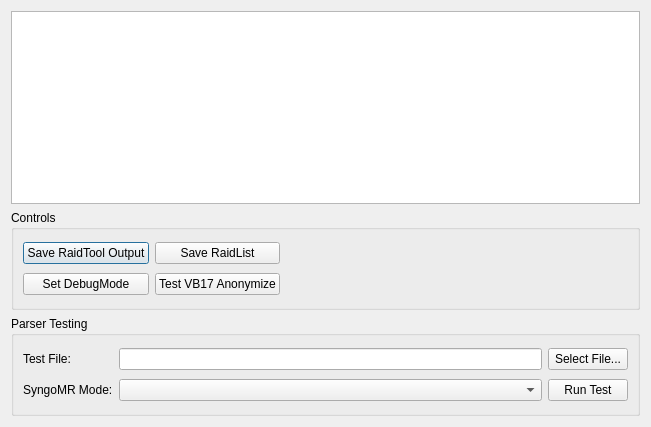
First picture: the form in Client/rds_debugwindow.ui, repository WillForan/yarraclient, before the edit.
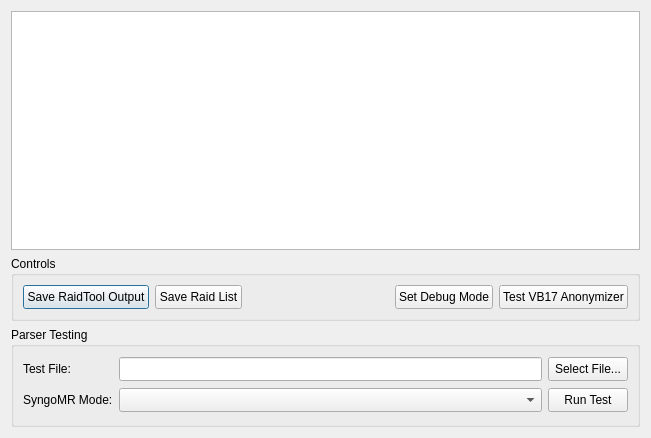
Second picture: the form after the edit.

Commit message: Started support for XA20. Revised Debug Dialog.

```diff
--- a/Client/rds_debugwindow.ui
+++ b/Client/rds_debugwindow.ui
@@ -7,7 +7,7 @@
     <x>0</x>
     <y>0</y>
     <width>651</width>
-    <height>427</height>
+    <height>438</height>
    </rect>
   </property>
   <property name="windowTitle">
@@ -35,35 +35,40 @@
      <property name="minimumSize">
       <size>
        <width>0</width>
-       <height>100</height>
+       <height>0</height>
       </size>
      </property>
      <property name="title">
       <string>Controls</string>
      </property>
-     <layout class="QGridLayout" name="gridLayout">
-      <item row="0" column="0">
-       <widget class="QPushButton" name="pushButton_3">
+     <layout class="QHBoxLayout" name="horizontalLayout">
+      <item>
+       <widget class="QPushButton" name="saveRaidOutputButton">
+        <property name="minimumSize">
+         <size>
+          <width>0</width>
+          <height>24</height>
+         </size>
+        </property>
         <property name="text">
          <string>Save RaidTool Output</string>
         </property>
        </widget>
       </item>
-      <item row="0" column="1">
-       <widget class="QPushButton" name="pushButton">
-        <property name="text">
-         <string>Save RaidList</string>
+      <item>
+       <widget class="QPushButton" name="saveRaidListButton">
+        <property name="minimumSize">
+         <size>
+          <width>0</width>
+          <height>24</height>
+         </size>
         </property>
-       </widget>
-      </item>
-      <item row="1" column="0">
-       <widget class="QPushButton" name="pushButton_2">
         <property name="text">
-         <string>Set DebugMode</string>
+         <string>Save Raid List</string>
         </property>
        </widget>
       </item>
-      <item row="0" column="2" rowspan="2">
+      <item>
        <spacer name="horizontalSpacer">
         <property name="orientation">
          <enum>Qt::Horizontal</enum>
@@ -76,10 +81,29 @@
         </property>
        </spacer>
       </item>
-      <item row="1" column="1">
-       <widget class="QPushButton" name="pushButton_4">
+      <item>
+       <widget class="QPushButton" name="setDebugButton">
+        <property name="minimumSize">
+         <size>
+          <width>0</width>
+          <height>24</height>
+         </size>
+        </property>
         <property name="text">
-         <string>Test VB17 Anonymize</string>
+         <string>Set Debug Mode</string>
+        </property>
+       </widget>
+      </item>
+      <item>
+       <widget class="QPushButton" name="testAnonymizerButton">
+        <property name="minimumSize">
+         <size>
+          <width>0</width>
+          <height>24</height>
+         </size>
+        </property>
+        <property name="text">
+         <string>Test VB17 Anonymizer</string>
         </property>
        </widget>
       </item>
@@ -100,6 +124,12 @@
      <layout class="QGridLayout" name="gridLayout_2">
       <item row="0" column="0">
        <widget class="QLabel" name="label">
+        <property name="minimumSize">
+         <size>
+          <width>0</width>
+          <height>24</height>
+         </size>
+        </property>
         <property name="text">
          <string>&lt;html&gt;&lt;head/&gt;&lt;body&gt;&lt;p&gt;Test File:&lt;/p&gt;&lt;/body&gt;&lt;/html&gt;</string>
         </property>
@@ -107,6 +137,12 @@
       </item>
       <item row="0" column="1">
        <widget class="QLineEdit" name="testFileEdit">
+        <property name="minimumSize">
+         <size>
+          <width>0</width>
+          <height>24</height>
+         </size>
+        </property>
         <property name="readOnly">
          <bool>true</bool>
         </property>
@@ -114,6 +150,12 @@
       </item>
       <item row="0" column="2">
        <widget class="QPushButton" name="testFileButton">
+        <property name="minimumSize">
+         <size>
+          <width>0</width>
+          <height>24</height>
+         </size>
+        </property>
         <property name="text">
          <string>Select File...</string>
         </property>
@@ -121,16 +163,35 @@
       </item>
       <item row="1" column="0">
        <widget class="QLabel" name="label_2">
+        <property name="minimumSize">
+         <size>
+          <width>0</width>
+          <height>24</height>
+         </size>
+        </property>
         <property name="text">
          <string>SyngoMR Mode:</string>
         </property>
        </widget>
       </item>
       <item row="1" column="1">
-       <widget class="QComboBox" name="syngoBox"/>
+       <widget class="QComboBox" name="syngoBox">
+        <property name="minimumSize">
+         <size>
+          <width>0</width>
+          <height>24</height>
+         </size>
+        </property>
+       </widget>
       </item>
       <item row="1" column="2">
        <widget class="QPushButton" name="parserTestButton">
+        <property name="minimumSize">
+         <size>
+          <width>0</width>
+          <height>24</height>
+         </size>
+        </property>
         <property name="text">
          <string>Run Test</string>
         </property>
```
Left out of the diff: 2 changed lines with no effect on the pictures. The commit also changes 8 other files.
